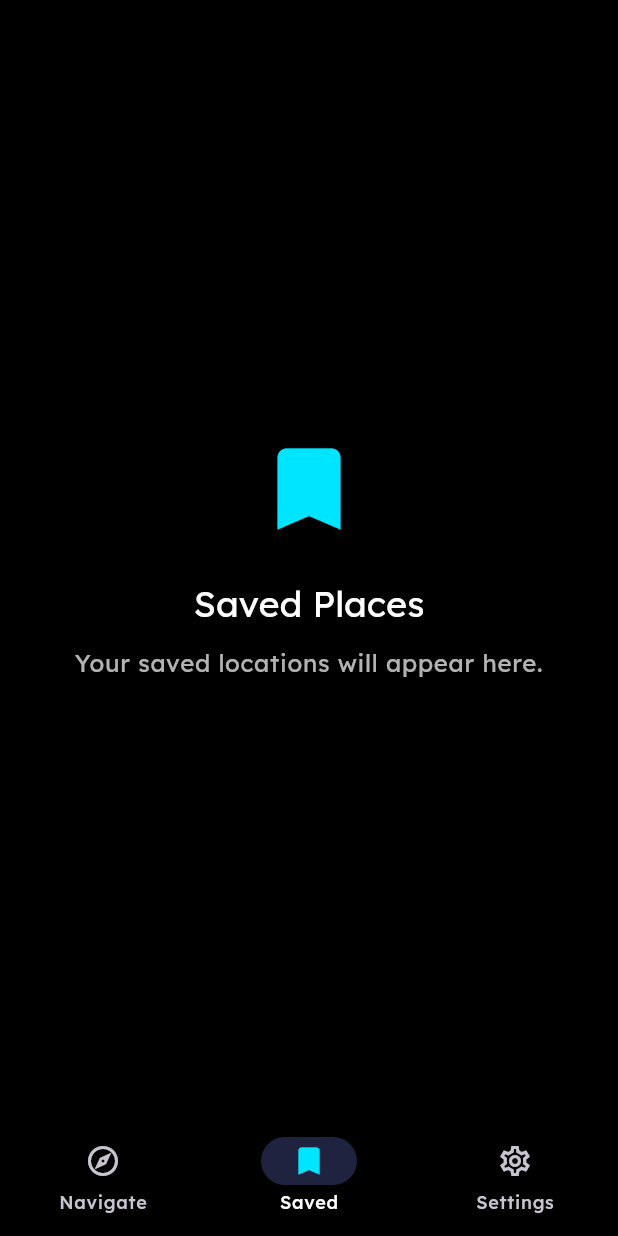
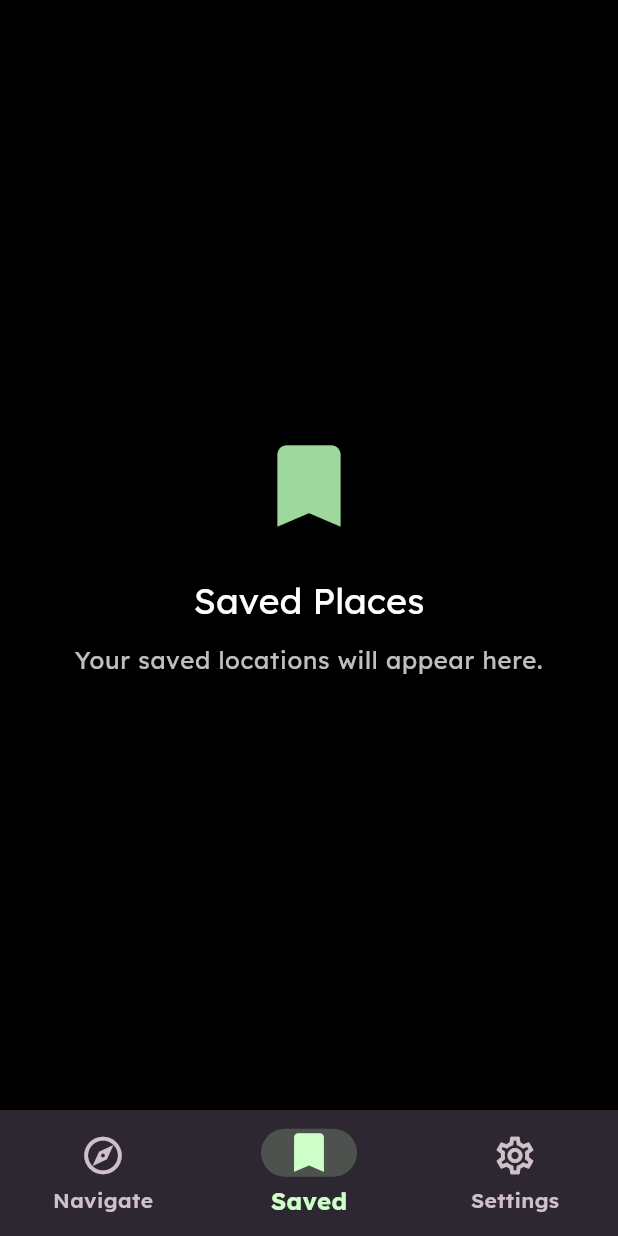
Before and after one commit to raorjun/4435-MIT-challenge, a Flutter app: the screen it shows after launch, item 2 of the bottom bar chosen, on a phone screen of 412 x 824 dp. Run offline on Flutter 3.47's test engine with Material 3 defaults, Android fonts, the phone set to English and light mode, and no system bars; our stand-ins replace camera, google_fonts, permission_handler.

Commit message:
camera refactor and new theme

```diff
--- a/mobile_app/lib/screens/main_navigation_screen.dart
+++ b/mobile_app/lib/screens/main_navigation_screen.dart
@@ -1,9 +1,9 @@
 import 'package:flutter/material.dart';
 import 'package:flutter/services.dart';
-import '../theme/theme.dart';
 import '../components/safe_tap_button.dart';
 import '../components/narration_box.dart';
 import '../components/camera_feed.dart';
+import '../theme/theme.dart';
 
 const String _kPlaceholderNarration =
     'Tap the on-screen button to repeat the last narration.';
@@ -25,8 +25,10 @@ class _MainNavigationScreenState extends State<MainNavigationScreen> {
 
   @override
   Widget build(BuildContext context) {
+    final cs = Theme.of(context).colorScheme;
+
     return Scaffold(
-      backgroundColor: AppTheme.pureBlack,
+      backgroundColor: cs.scrim,
       body: IndexedStack(
         index: _selectedIndex,
         children: const [
@@ -44,25 +46,22 @@ class _MainNavigationScreenState extends State<MainNavigationScreen> {
         ],
       ),
       bottomNavigationBar: NavigationBar(
-        backgroundColor: AppTheme.pureBlack,
-        indicatorColor: AppTheme.primaryIndigo.withValues(alpha: 0.25),
         selectedIndex: _selectedIndex,
         onDestinationSelected: _onNavTap,
-        labelBehavior: NavigationDestinationLabelBehavior.alwaysShow,
         destinations: const [
           NavigationDestination(
             icon: Icon(Icons.explore_outlined),
-            selectedIcon: Icon(Icons.explore, color: AppTheme.secondaryCyan),
+            selectedIcon: Icon(Icons.explore),
             label: 'Navigate',
           ),
           NavigationDestination(
             icon: Icon(Icons.bookmark_outline_rounded),
-            selectedIcon: Icon(Icons.bookmark_rounded, color: AppTheme.secondaryCyan),
+            selectedIcon: Icon(Icons.bookmark_rounded),
             label: 'Saved',
           ),
           NavigationDestination(
             icon: Icon(Icons.settings_outlined),
-            selectedIcon: Icon(Icons.settings_rounded, color: AppTheme.secondaryCyan),
+            selectedIcon: Icon(Icons.settings_rounded),
             label: 'Settings',
           ),
         ],
@@ -81,29 +80,35 @@ class _CameraView extends StatefulWidget {
 }
 
 class _CameraViewState extends State<_CameraView> {
-  String _narration = _kPlaceholderNarration;
+  final String _narration = _kPlaceholderNarration;
+  String _cameraStatus = 'Initializing camera...';
+
+  void _updateCameraStatus(String status) {
+    if (!mounted || _cameraStatus == status) return;
+
+    WidgetsBinding.instance.addPostFrameCallback((_) {
+      if (!mounted || _cameraStatus == status) return;
+      setState(() => _cameraStatus = status);
+    });
+  }
 
   void _repeatNarration() {
     HapticFeedback.lightImpact();
     // TODO: trigger TTS replay when backend is wired.
     ScaffoldMessenger.of(context).showSnackBar(
-      SnackBar(
-        content: Text(_narration, style: const TextStyle(fontSize: 18)),
-        backgroundColor: AppTheme.surfaceDark,
-        behavior: SnackBarBehavior.floating,
-        shape: RoundedRectangleBorder(borderRadius: BorderRadius.circular(14)),
-        duration: const Duration(seconds: 2),
-      ),
+      SnackBar(content: Text(_narration), duration: const Duration(seconds: 2)),
     );
   }
 
   @override
   Widget build(BuildContext context) {
+    final cs = Theme.of(context).colorScheme;
+
     return SafeArea(
       child: Column(
         children: [
           // ── Status bar ──────────────────────────────────────────
-          _StatusBar(label: 'Camera Ready'),
+          _StatusBar(label: _cameraStatus),
 
           // ── Camera frame ────────────────────────────────────────
           Expanded(
@@ -111,19 +116,20 @@ class _CameraViewState extends State<_CameraView> {
               padding: const EdgeInsets.all(12),
               child: Container(
                 decoration: BoxDecoration(
-                  color: AppTheme.surfaceDark,
-                  borderRadius: BorderRadius.circular(16),
+                  color: cs.surface,
+                  borderRadius: BorderRadius.circular(AppTheme.cornerRadius),
                   border: Border.all(
-                    color: AppTheme.secondaryCyan,
+                    color: cs.secondary,
                     width: 4,
                   ),
                 ),
                 child: ClipRRect(
-                  borderRadius: BorderRadius.circular(12),
-                  child: const CameraFeedWindow(  // use camera widget
+                  borderRadius: BorderRadius.circular(AppTheme.cornerRadius),
+                  child: CameraFeedWindow( // use camera widget
                     width: double.infinity,
                     height: double.infinity,
                     showControls: true,
+                    onStatusChanged: _updateCameraStatus,
                   ),
                 ),
               ),
@@ -136,8 +142,8 @@ class _CameraViewState extends State<_CameraView> {
             child: SafeTapButton(
               label: 'Repeat Narration',
               icon: Icons.volume_up_rounded,
-              color: AppTheme.primaryIndigo,
-              textColor: AppTheme.pureBlack,
+              color: cs.primary,
+              textColor: cs.onPrimary,
               onTap: _repeatNarration,
               semanticsLabel: 'Repeat last narration',
             ),
@@ -163,19 +169,20 @@ class _StatusBar extends StatelessWidget {
   @override
   Widget build(BuildContext context) {
     final tt = Theme.of(context).textTheme;
+    final cs = Theme.of(context).colorScheme;
 
     return Container(
       width: double.infinity,
-      color: AppTheme.pureBlack,
+      color: cs.scrim,
       padding: const EdgeInsets.symmetric(horizontal: 20, vertical: 12),
       child: Row(
         children: [
-          const Icon(Icons.circle, color: AppTheme.secondaryCyan, size: 14),
+          Icon(Icons.circle, color: cs.secondary, size: 14),
           const SizedBox(width: 10),
           Text(
             label,
             style: tt.titleMedium?.copyWith(
-              color: AppTheme.secondaryCyan,
+              color: cs.secondary,
               fontWeight: FontWeight.w700,
               letterSpacing: 0.5,
             ),
@@ -202,6 +209,7 @@ class _PlaceholderPage extends StatelessWidget {
   @override
   Widget build(BuildContext context) {
     final tt = Theme.of(context).textTheme;
+    final cs = Theme.of(context).colorScheme;
 
     return SafeArea(
       child: Center(
@@ -210,13 +218,13 @@ class _PlaceholderPage extends StatelessWidget {
           child: Column(
             mainAxisSize: MainAxisSize.min,
             children: [
-              Icon(icon, size: 72, color: AppTheme.secondaryCyan),
+              Icon(icon, size: 72, color: cs.secondary),
               const SizedBox(height: 24),
               Text(label, style: tt.headlineSmall),
               const SizedBox(height: 12),
               Text(
                 message,
-                style: tt.bodyLarge?.copyWith(color: Colors.white70),
+                style: tt.bodyLarge?.copyWith(color: cs.onSurface.withValues(alpha: 0.75)),
                 textAlign: TextAlign.center,
               ),
             ],
--- a/mobile_app/lib/theme/theme.dart
+++ b/mobile_app/lib/theme/theme.dart
@@ -2,19 +2,25 @@ import 'package:flutter/material.dart';
 import 'package:google_fonts/google_fonts.dart';
 
 class AppTheme {
-  static const Color pureBlack = Color(0xFF000000); // scaffold bg
-  static const Color surfaceDark = Color(0xFF0A0A0A); // cards, dialogs
-  static const Color surfaceVariant = Color(0xFF1A1A1A); // elevated surfaces
-  static const Color primaryIndigo = Color(0xFF7B8CFF); // 8.1:1 on black
-  static const Color secondaryCyan = Color(0xFF00E5FF); // 9.4:1 on black
-  static const Color onDark = Color(0xFFFFFFFF); // 21:1 on black
+  static const Color pureBlack = Color(0xFF000000);
+  static const Color surfaceDark = Color(0xFF120B12);
+  static const Color surfaceVariant = Color(0xFF1D1420);
+
+  // Mint-forward palette with a muted gray-pink navigation surface.
+  static const Color primaryMint = Color(0xFFCFFFC9);
+  static const Color secondarySeed = Color(0xFF9ED89C);
+  static const Color navBarBackground = Color(0xFF2C2730);
+  static const Color inactiveLabel = Color(0xFFD0C0CA);
+
+  static const Color onDark = Color(0xFFFFFFFF);
   static const Color errorRed = Color(0xFFFF6B6B);
   static const Color outlineColor = Color(0xFF444444);
+  static const double cornerRadius = 16;
 
   static ThemeData get darkTheme {
     final colorScheme =
         ColorScheme.fromSeed(
-          seedColor: const Color(0xFF1A1A6E), // deep indigo seed
+          seedColor: primaryMint,
           brightness: Brightness.dark,
         ).copyWith(
           // Surfaces — all near-black
@@ -22,11 +28,11 @@ class AppTheme {
           surfaceContainerHighest: surfaceVariant,
           onSurface: onDark,
           // Primary
-          primary: primaryIndigo,
-          onPrimary: pureBlack,
+          primary: primaryMint,
+          onPrimary: Color(0xFF18331A),
           // Secondary
-          secondary: secondaryCyan,
-          onSecondary: pureBlack,
+          secondary: secondarySeed,
+          onSecondary: Color(0xFF18331A),
           // Error
           error: errorRed,
           onError: pureBlack,
@@ -38,15 +44,66 @@ class AppTheme {
     return ThemeData(
       useMaterial3: true,
       colorScheme: colorScheme,
-      scaffoldBackgroundColor: pureBlack,
-      // ← forced pure black
-      dialogTheme: const DialogThemeData(backgroundColor: surfaceDark),
+      scaffoldBackgroundColor: surfaceDark,
+      dialogTheme: const DialogThemeData(
+        backgroundColor: surfaceVariant,
+        titleTextStyle: TextStyle(
+          color: onDark,
+          fontSize: 22,
+          fontWeight: FontWeight.w700,
+        ),
+        contentTextStyle: TextStyle(
+          color: onDark,
+          fontSize: 18,
+          height: 1.4,
+        ),
+      ),
       appBarTheme: const AppBarTheme(
-        backgroundColor: pureBlack,
+        backgroundColor: surfaceDark,
         foregroundColor: onDark,
         elevation: 0,
         scrolledUnderElevation: 0,
       ),
+      navigationBarTheme: NavigationBarThemeData(
+        backgroundColor: navBarBackground,
+        height: 84,
+        elevation: 6,
+        labelBehavior: NavigationDestinationLabelBehavior.alwaysShow,
+        indicatorColor: primaryMint.withValues(alpha: 0.20),
+        iconTheme: WidgetStateProperty.resolveWith((states) {
+          if (states.contains(WidgetState.selected)) {
+            return const IconThemeData(color: primaryMint, size: 34);
+          }
+          return const IconThemeData(color: inactiveLabel, size: 30);
+        }),
+        labelTextStyle: WidgetStateProperty.resolveWith((states) {
+          if (states.contains(WidgetState.selected)) {
+            return GoogleFonts.lexend(
+              color: primaryMint,
+              fontWeight: FontWeight.bold,
+              fontSize: 16,
+            );
+          }
+          return GoogleFonts.lexend(
+            color: inactiveLabel,
+            fontWeight: FontWeight.w600,
+            fontSize: 14,
+          );
+        }),
+      ),
+      snackBarTheme: SnackBarThemeData(
+        backgroundColor: surfaceVariant,
+        contentTextStyle: GoogleFonts.lexend(
+          color: onDark,
+          fontSize: 18,
+          fontWeight: FontWeight.w600,
+        ),
+        behavior: SnackBarBehavior.floating,
+        shape: RoundedRectangleBorder(
+          borderRadius: BorderRadius.circular(cornerRadius),
+        ),
+      ),
+
       cardTheme: const CardThemeData(
         color: surfaceVariant,
         elevation: 0,
@@ -60,7 +117,7 @@ class AppTheme {
       textTheme: GoogleFonts.lexendTextTheme(
         ThemeData(brightness: Brightness.dark).textTheme,
       ).apply(bodyColor: onDark, displayColor: onDark),
-      iconTheme: const IconThemeData(color: secondaryCyan, size: 28),
+      iconTheme: const IconThemeData(color: primaryMint, size: 28),
       dividerTheme: const DividerThemeData(color: outlineColor, thickness: 1),
     );
   }
--- a/mobile_app/pubspec.yaml
+++ b/mobile_app/pubspec.yaml
@@ -36,6 +36,7 @@ dependencies:
   cupertino_icons: ^1.0.8
   google_fonts: ^8.0.2
   camera: ^0.10.5
+  permission_handler: ^11.3.1
 
 dev_dependencies:
   flutter_test:
```
Also changed, not shown: mobile_app/lib/components/camera_feed.dart (+139 -48 lines), mobile_app/lib/components/narration_box.dart (+6 -6 lines), mobile_app/lib/components/safe_tap_button.dart (+12 -9 lines), mobile_app/pubspec.lock, 1 other file.
